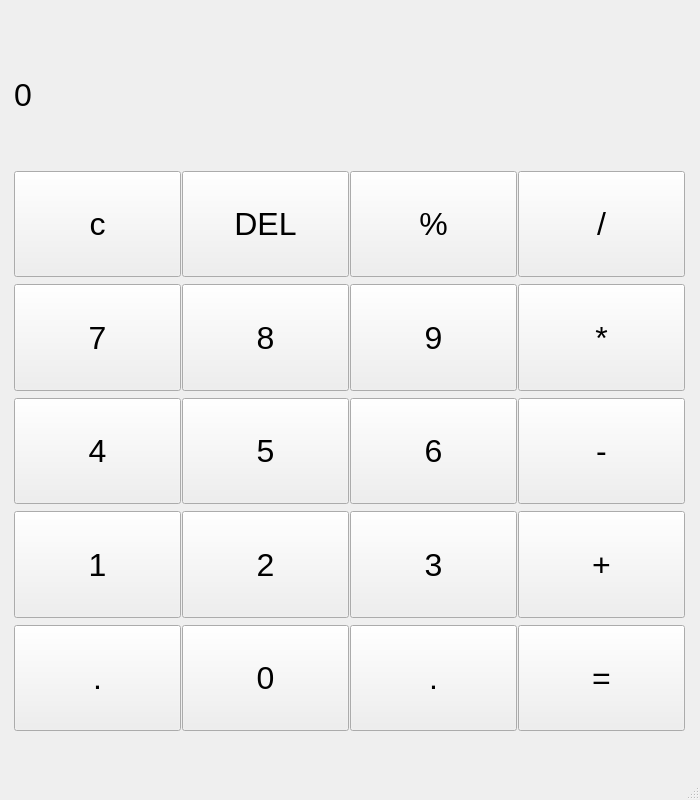
Above: Calculator/mainwindow.ui from Oleh-Hrytsyk/Calculator before the change. Below: the same form after it.
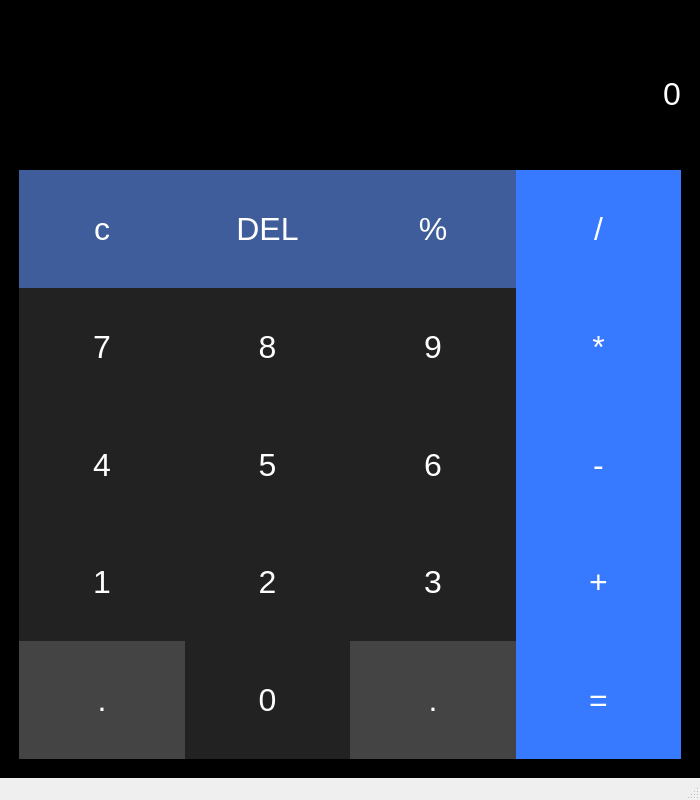
That is the form after the change.

Commit message: Customized buttons and window, added visual reaction on click.

Patch:
```diff
--- a/Calculator/mainwindow.ui
+++ b/Calculator/mainwindow.ui
@@ -29,15 +29,13 @@
      <verstretch>0</verstretch>
     </sizepolicy>
    </property>
-   <widget class="QWidget" name="verticalLayoutWidget">
-    <property name="geometry">
-     <rect>
-      <x>4</x>
-      <y>10</y>
-      <width>691</width>
-      <height>731</height>
-     </rect>
-    </property>
+   <property name="styleSheet">
+    <string notr="true">QWidget{
+	background:black;
+}</string>
+   </property>
+   <layout class="QGridLayout" name="gridLayout_2">
+    <item row="0" column="0">
     <layout class="QVBoxLayout" name="verticalLayout_2" stretch="0,0">
      <property name="spacing">
       <number>1</number>
@@ -76,12 +74,24 @@
          <pointsize>24</pointsize>
         </font>
        </property>
+        <property name="styleSheet">
+         <string notr="true">QLabel{
+	color:white;
+}
+</string>
+        </property>
        <property name="frameShape">
         <enum>QFrame::NoFrame</enum>
        </property>
        <property name="text">
         <string>0</string>
        </property>
+        <property name="alignment">
+         <set>Qt::AlignRight|Qt::AlignTrailing|Qt::AlignVCenter</set>
+        </property>
+        <property name="margin">
+         <number>20</number>
+        </property>
       </widget>
      </item>
      <item>
@@ -89,8 +99,8 @@
        <property name="sizeConstraint">
         <enum>QLayout::SetDefaultConstraint</enum>
        </property>
-       <property name="verticalSpacing">
-        <number>7</number>
+        <property name="spacing">
+         <number>0</number>
        </property>
        <item row="4" column="0">
         <widget class="QPushButton" name="pushButton_16">
@@ -105,6 +115,17 @@
            <pointsize>24</pointsize>
           </font>
          </property>
+          <property name="styleSheet">
+           <string notr="true">QPushButton{
+	color: white;
+	border: 1px;
+	background: #444;
+}
+
+QPushButton::pressed{
+	background: #888;
+}</string>
+          </property>
          <property name="text">
           <string>.</string>
          </property>
@@ -123,6 +144,16 @@
            <pointsize>24</pointsize>
           </font>
          </property>
+          <property name="styleSheet">
+           <string notr="true">QPushButton{
+	color: white;
+	border: 1px;
+	background:rgb(55, 122, 255);
+}
+QPushButton::pressed{
+	background: rgb(44, 100, 204);
+}</string>
+          </property>
          <property name="text">
           <string>/</string>
          </property>
@@ -141,6 +172,16 @@
            <pointsize>24</pointsize>
           </font>
          </property>
+          <property name="styleSheet">
+           <string notr="true">QPushButton{
+	color: white;
+	border: 1px;
+	background:rgb(55, 122, 255);
+}
+QPushButton::pressed{
+	background: rgb(44, 100, 204);
+}</string>
+          </property>
          <property name="text">
           <string>*</string>
          </property>
@@ -159,6 +200,16 @@
            <pointsize>24</pointsize>
           </font>
          </property>
+          <property name="styleSheet">
+           <string notr="true">QPushButton{
+	color: white;
+	border: 1px;
+	background: #222;
+}
+QPushButton::pressed{
+	background: #666;
+}</string>
+          </property>
          <property name="text">
           <string>7</string>
          </property>
@@ -177,6 +228,16 @@
            <pointsize>24</pointsize>
           </font>
          </property>
+          <property name="styleSheet">
+           <string notr="true">QPushButton{
+	color: white;
+	border: 1px;
+	background:rgb(55, 122, 255);
+}
+QPushButton::pressed{
+	background: rgb(44, 100, 204);
+}</string>
+          </property>
          <property name="text">
           <string>+</string>
          </property>
@@ -195,6 +256,16 @@
            <pointsize>24</pointsize>
           </font>
          </property>
+          <property name="styleSheet">
+           <string notr="true">QPushButton{
+	color: white;
+	border: 1px;
+	background: #222;
+}
+QPushButton::pressed{
+	background: #666;
+}</string>
+          </property>
          <property name="text">
           <string>6</string>
          </property>
@@ -213,6 +284,16 @@
            <pointsize>24</pointsize>
           </font>
          </property>
+          <property name="styleSheet">
+           <string notr="true">QPushButton{
+	color: white;
+	border: 1px;
+	background: #222;
+}
+QPushButton::pressed{
+	background: #666;
+}</string>
+          </property>
          <property name="text">
           <string>0</string>
          </property>
@@ -231,6 +312,16 @@
            <pointsize>24</pointsize>
           </font>
          </property>
+          <property name="styleSheet">
+           <string notr="true">QPushButton{
+	color: white;
+	border: 1px;
+	background:rgb(55, 122, 255);
+}
+QPushButton::pressed{
+	background: rgb(44, 100, 204);
+}</string>
+          </property>
          <property name="text">
           <string>=</string>
          </property>
@@ -249,6 +340,16 @@
            <pointsize>24</pointsize>
           </font>
          </property>
+          <property name="styleSheet">
+           <string notr="true">QPushButton{
+	color: white;
+	border: 1px;
+	background: #222;
+}
+QPushButton::pressed{
+	background: #666;
+}</string>
+          </property>
          <property name="text">
           <string>2</string>
          </property>
@@ -267,6 +368,16 @@
            <pointsize>24</pointsize>
           </font>
          </property>
+          <property name="styleSheet">
+           <string notr="true">QPushButton{
+	color: white;
+	border: 1px;
+	background: #222;
+}
+QPushButton::pressed{
+	background: #666;
+}</string>
+          </property>
          <property name="text">
           <string>9</string>
          </property>
@@ -285,6 +396,16 @@
            <pointsize>24</pointsize>
           </font>
          </property>
+          <property name="styleSheet">
+           <string notr="true">QPushButton{
+	color: white;
+	border: 1px;
+	background: #222;
+}
+QPushButton::pressed{
+	background: #666;
+}</string>
+          </property>
          <property name="text">
           <string>8</string>
          </property>
@@ -303,6 +424,16 @@
            <pointsize>24</pointsize>
           </font>
          </property>
+          <property name="styleSheet">
+           <string notr="true">QPushButton{
+	color: white;
+	border: 1px;
+	background:rgb(55, 122, 255);
+}
+QPushButton::pressed{
+	background: rgb(44, 100, 204);
+}</string>
+          </property>
          <property name="text">
           <string>-</string>
          </property>
@@ -321,6 +452,16 @@
            <pointsize>24</pointsize>
           </font>
          </property>
+          <property name="styleSheet">
+           <string notr="true">QPushButton{
+	color: white;
+	border: 1px;
+	background: #222;
+}
+QPushButton::pressed{
+	background: #666;
+}</string>
+          </property>
          <property name="text">
           <string>1</string>
          </property>
@@ -339,6 +480,17 @@
            <pointsize>24</pointsize>
           </font>
          </property>
+          <property name="styleSheet">
+           <string notr="true">QPushButton{
+	color: white;
+	border: 1px;
+	background: rgb(63, 93, 154);
+}
+
+QPushButton::pressed{
+	background: rgb(86, 128, 212);
+}</string>
+          </property>
          <property name="text">
           <string>c</string>
          </property>
@@ -357,6 +509,17 @@
            <pointsize>24</pointsize>
           </font>
          </property>
+          <property name="styleSheet">
+           <string notr="true">QPushButton{
+	color: white;
+	border: 1px;
+	background: rgb(63, 93, 154);
+}
+
+QPushButton::pressed{
+	background: rgb(86, 128, 212);
+}</string>
+          </property>
          <property name="text">
           <string>%</string>
          </property>
@@ -375,6 +538,16 @@
            <pointsize>24</pointsize>
           </font>
          </property>
+          <property name="styleSheet">
+           <string notr="true">QPushButton{
+	color: white;
+	border: 1px;
+	background: #222;
+}
+QPushButton::pressed{
+	background: #666;
+}</string>
+          </property>
          <property name="text">
           <string>5</string>
          </property>
@@ -393,6 +566,17 @@
            <pointsize>24</pointsize>
           </font>
          </property>
+          <property name="styleSheet">
+           <string notr="true">QPushButton{
+	color: white;
+	border: 1px;
+	background: rgb(63, 93, 154);
+}
+
+QPushButton::pressed{
+	background: rgb(86, 128, 212);
+}</string>
+          </property>
          <property name="text">
           <string>DEL</string>
          </property>
@@ -411,6 +595,16 @@
            <pointsize>24</pointsize>
           </font>
          </property>
+          <property name="styleSheet">
+           <string notr="true">QPushButton{
+	color: white;
+	border: 1px;
+	background: #222;
+}
+QPushButton::pressed{
+	background: #666;
+}</string>
+          </property>
          <property name="text">
           <string>4</string>
          </property>
@@ -429,6 +623,17 @@
            <pointsize>24</pointsize>
           </font>
          </property>
+          <property name="styleSheet">
+           <string notr="true">QPushButton{
+	color: white;
+	border: 1px;
+	background: #444;
+}
+
+QPushButton::pressed{
+	background: #888;
+}</string>
+          </property>
          <property name="text">
           <string>.</string>
          </property>
@@ -447,6 +652,17 @@
            <pointsize>24</pointsize>
           </font>
          </property>
+          <property name="styleSheet">
+           <string notr="true">QPushButton{
+	color: white;
+	border: 1px;
+	background: #222;
+}
+
+QPushButton::pressed{
+	background: #666;
+}</string>
+          </property>
          <property name="text">
           <string>3</string>
          </property>
@@ -455,7 +671,8 @@
       </layout>
      </item>
     </layout>
-   </widget>
+    </item>
+   </layout>
   </widget>
   <widget class="QMenuBar" name="menubar">
    <property name="geometry">
```
Lines whose indentation alone changed are shown as unchanged. The commit also changes 1 other file.
